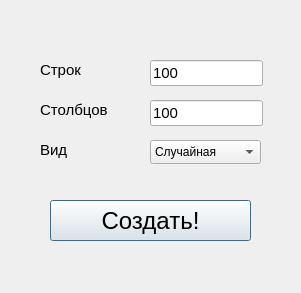
The window that ui/creatematrix.ui (ijo42/sparse-matrix-tool) describes before a commit, drawn with Qt 5.
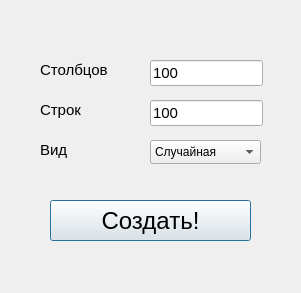
The same window after the commit.

Commit message: chore: row and column mistake

```diff
--- a/ui/creatematrix.ui
+++ b/ui/creatematrix.ui
@@ -60,7 +60,7 @@
     <rect>
      <x>40</x>
      <y>60</y>
-     <width>63</width>
+     <width>71</width>
      <height>20</height>
     </rect>
    </property>
@@ -70,7 +70,7 @@
     </font>
    </property>
    <property name="text">
-    <string>Строк</string>
+    <string>Столбцов</string>
    </property>
   </widget>
   <widget class="QLabel" name="label_2">
@@ -88,7 +88,7 @@
     </font>
    </property>
    <property name="text">
-    <string>Столбцов</string>
+    <string>Строк</string>
    </property>
   </widget>
   <widget class="QPushButton" name="pushButton">
```
Left out of the diff: 2 changed lines with no effect on the pictures.
